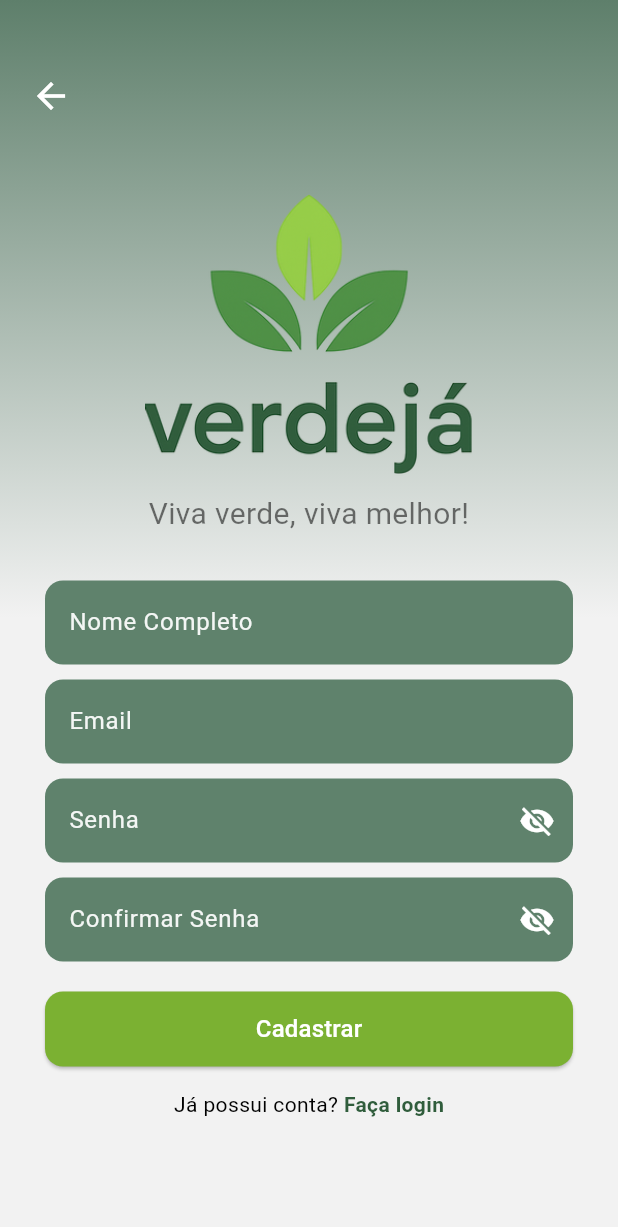
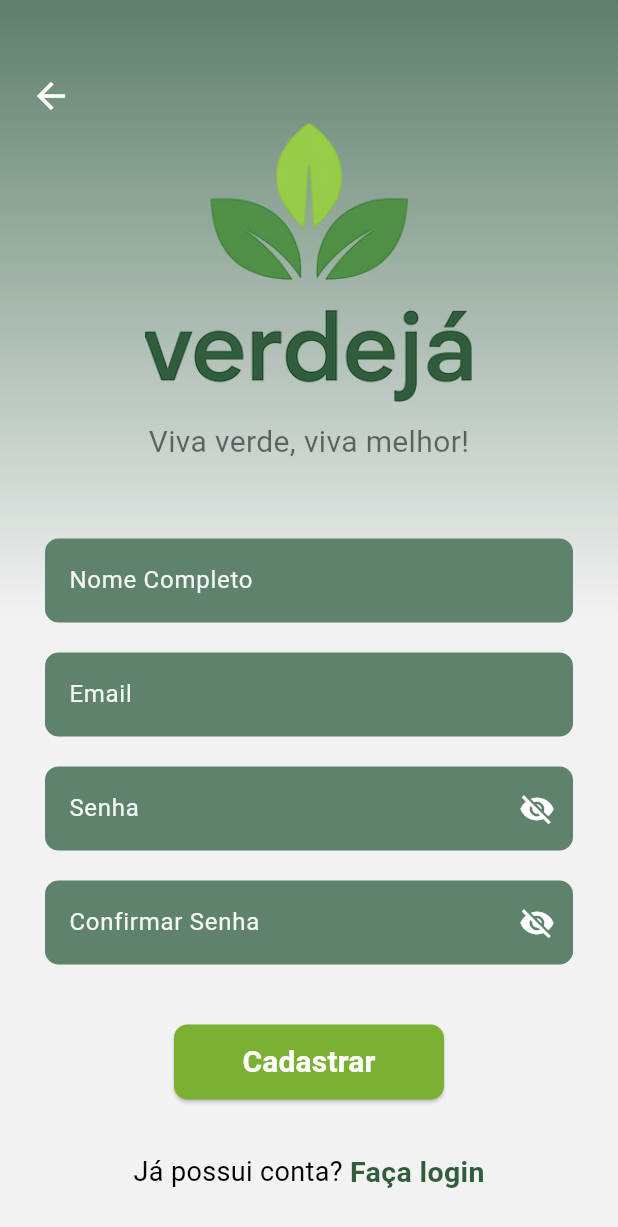
Before and after one commit to eudanielanjos/Projeto-Verde-ja, a Flutter app: the screen it shows after launch, after a tap on "Cadastrar", on a phone screen of 412 x 824 dp. Shown: the top 1227 px of the screen. Run offline on Flutter 3.47's test engine with Material 3 defaults, Android fonts, the phone set to English and light mode, and no system bars; our stand-ins replace shared_preferences, vibration, youtube_player_flutter.

Commit message:
alterações: Tela de Entrada * Aumento da fonte dos textos * troca de logo
Tela de Cadastro
* Aumento da fonte
* Foi adicionado espaços a mais

Tela de Login
* Aumento da fonte
* Adicionado espaçamentos
* Esqueci minha senha adicionado

Tela de perfil
* Botão e caminho para a tela de histórico de denuncias

Tela de Histórico de Denuncia
* Mudança na cor de titulo para branco

```diff
--- a/lib/views/cadastro_view.dart
+++ b/lib/views/cadastro_view.dart
@@ -131,21 +131,21 @@
                       textAlign: TextAlign.center,
                     ),
 
-                    const SizedBox(height: 30),
+                    const SizedBox(height: 50),
 
                     _buildInput(
                       'Nome Completo',
                       controller: _nomeController,
                     ),
 
-                    const SizedBox(height: 10),
+                      const SizedBox(height: 20),
 
                     _buildInput(
                       'Email',
                       controller: _emailController,
                     ),
 
-                    const SizedBox(height: 10),
+                    const SizedBox(height: 20),
 
                     _buildInput(
                       'Senha',
@@ -180,7 +180,7 @@
                         ),
                       ),
 
-                    const SizedBox(height: 10),
+                    const SizedBox(height: 20),
 
                     _buildInput(
                       'Confirmar Senha',
@@ -202,37 +202,41 @@
                       ),
                     ),
 
-                    const SizedBox(height: 20),
+                    const SizedBox(height: 40),
 
                     SizedBox(
-                      width: double.infinity,
+                      width: 180,
                       height: 50,
                       child: ElevatedButton(
                         style: ElevatedButton.styleFrom(
                           backgroundColor: const Color(0xFF7BB132),
                           shape: RoundedRectangleBorder(
-                            borderRadius: BorderRadius.circular(12),
+                            borderRadius: BorderRadius.circular(9),
                           ),
                         ),
                         onPressed: _cadastrar,
                         child: const Text(
                           'Cadastrar',
                           style: TextStyle(
-                            fontSize: 16,
+                            fontSize: 20,
                             color: Colors.white,
+                            fontWeight: FontWeight.bold,
                           ),
                         ),
                       ),
                     ),
 
-                    const SizedBox(height: 15),
+                    const SizedBox(height: 35),
 
                     Row(
                       mainAxisAlignment: MainAxisAlignment.center,
                       children: [
                         const Text(
                           'Já possui conta? ',
-                          style: TextStyle(color: Colors.black),
+                          style: TextStyle(color: Colors.black,
+                            fontSize: 18
+
+                          ),
                         ),
                         GestureDetector(
                           onTap: () {
@@ -242,6 +246,7 @@
                           child: const Text(
                             'Faça login',
                             style: TextStyle(
+                              fontSize: 19,
                               fontWeight: FontWeight.bold,
                               color: Color.fromRGBO(48, 93, 60, 1),
                             ),
@@ -298,7 +303,7 @@
         suffixIcon: icon,
         hintStyle: const TextStyle(color: Color(0xECFFFFFF)),
         border: OutlineInputBorder(
-          borderRadius: BorderRadius.circular(12),
+          borderRadius: BorderRadius.circular(9),
           borderSide: BorderSide.none,
         ),
       ),
--- a/lib/views/home_view.dart
+++ b/lib/views/home_view.dart
@@ -69,8 +69,9 @@
                     child: const Text(
                       'Cadastrar',
                       style: TextStyle(
-                        fontSize: 16,
+                        fontSize: 18,
                         fontWeight: FontWeight.w800,
+
                       ),
                     ),
                   ),
@@ -100,7 +101,7 @@
                     child: const Text(
                       'Acessar como visitante',
                       style: TextStyle(
-                        fontSize: 16,
+                        fontSize: 18,
                         fontWeight: FontWeight.w800,
                       ),
                     ),
@@ -112,7 +113,7 @@
                 const Text(
                   'Acessar com',
                   style: TextStyle(
-                    fontSize: 16,
+                    fontSize: 18,
                     fontWeight: FontWeight.w800,
                     color: Colors.black,
                   ),
@@ -161,7 +162,7 @@
                   children: [
                     const Text(
                       'Já possui conta?',
-                      style: TextStyle(fontSize: 16),
+                      style: TextStyle(fontSize: 19),
                     ),
                     TextButton(
                       onPressed: () {
@@ -172,6 +173,7 @@
                         style: TextStyle(
                           fontWeight: FontWeight.bold,
                           color: Colors.black,
+                          fontSize: 18,
                         ),
                       ),
                     ),
```
Also changed, not shown: lib/views/historico_denuncias_view.dart (+7 -2 lines), lib/views/login_view.dart (+42 -17 lines), lib/views/perfil_view.dart (+15 -0 lines), assets/images/facebook.png, assets/images/google.png.
